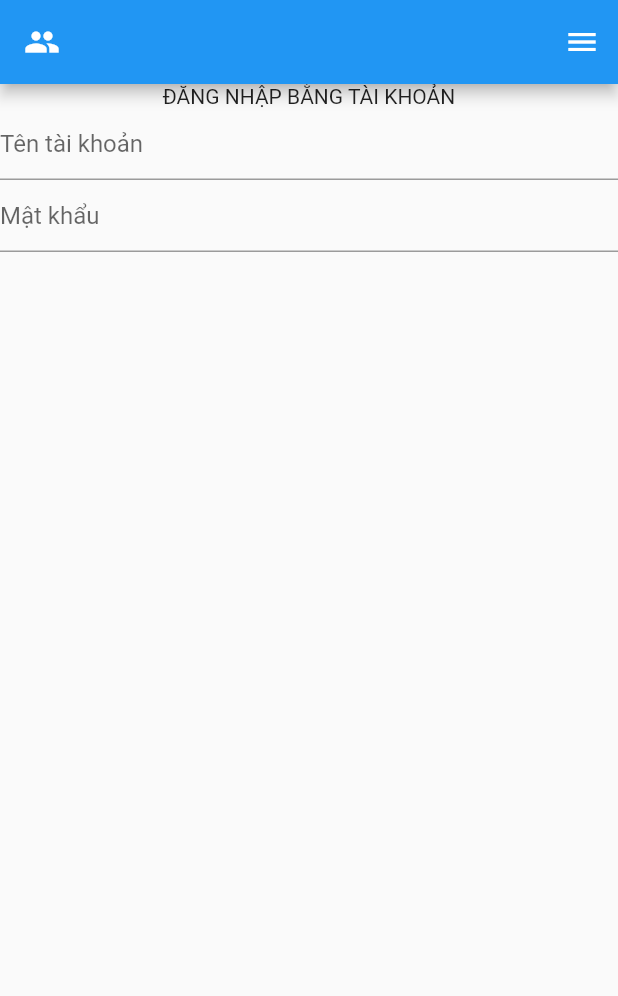
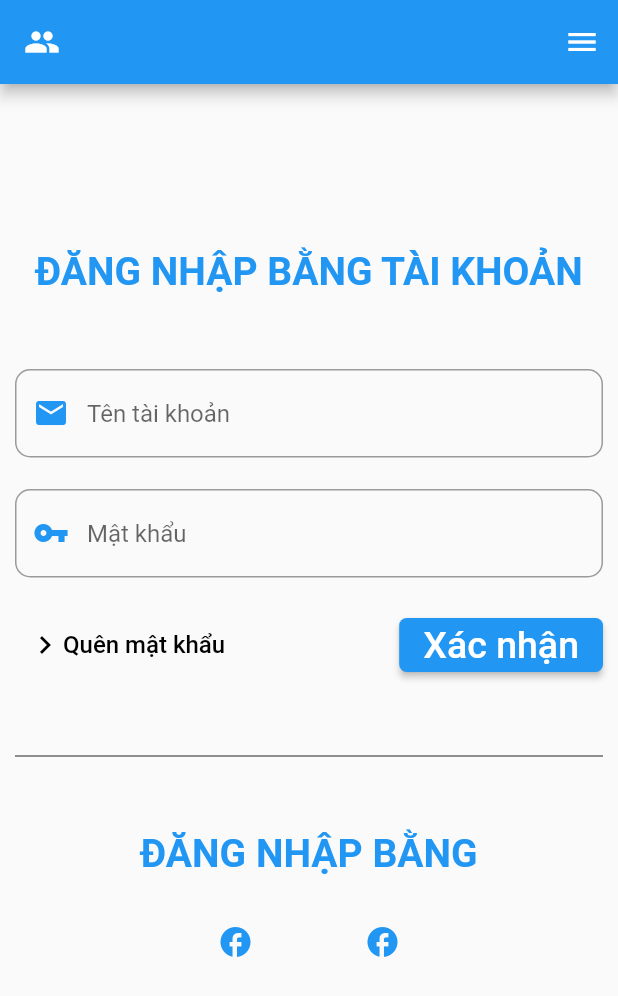
Before and after one commit to doducthien1403/login, a Flutter app: the screen it shows after launch, on a phone screen of 412 x 824 dp. Shown: the top 996 px of the screen. Run offline on Flutter 3.47's test engine with Material 2 defaults, Android fonts, the phone set to English and light mode, and no system bars.

Commit message:
update main_login

```diff
--- a/lib/main.dart
+++ b/lib/main.dart
@@ -29,21 +29,137 @@ class Login extends StatelessWidget {
         ),
         actions: <Widget>[
           IconButton(
-            onPressed: () {},
+            onPressed: () {
+              print("Click Menu");
+            },
             icon: const Icon(Icons.menu),
           ),
         ],
       ),
-      body: Column(
-        children: [
-          Text("ĐĂNG NHẬP BẰNG TÀI KHOẢN"),
-          TextField(
-            decoration: InputDecoration(hintText: "Tên tài khoản"),
-          ),
-          TextField(
-            decoration: InputDecoration(hintText: "Mật khẩu"),
-          ),
-        ],
+      body: Container(
+        padding: const EdgeInsets.all(10),
+        child: Column(
+          children: <Widget>[
+            const SizedBox(
+              height: 100,
+            ),
+            const SizedBox(
+              height: 80,
+              child: Text(
+                "ĐĂNG NHẬP BẰNG TÀI KHOẢN",
+                style: TextStyle(
+                    fontSize: 26,
+                    fontWeight: FontWeight.bold,
+                    color: Colors.blue),
+              ),
+            ),
+            const SizedBox(
+              height: 80,
+              child: TextField(
+                decoration: InputDecoration(
+                  prefixIcon: Icon(Icons.email, color: Colors.blue),
+                  hintText: "Tên tài khoản",
+                  border: OutlineInputBorder(
+                    borderRadius: BorderRadius.all(
+                      Radius.circular(10),
+                    ),
+                  ),
+                ),
+              ),
+            ),
+            const SizedBox(
+              height: 80,
+              child: TextField(
+                obscureText: true,
+                decoration: InputDecoration(
+                  prefixIcon: Icon(Icons.vpn_key, color: Colors.blue),
+                  hintText: "Mật khẩu",
+                  border: OutlineInputBorder(
+                    borderRadius: BorderRadius.all(
+                      Radius.circular(10),
+                    ),
+                  ),
+                ),
+              ),
+            ),
+            Row(
+              children: [
+                Expanded(
+                  child: TextButton(
+                    onPressed: () {
+                      print("Click button Quên mật khẩu");
+                    },
+                    child: Row(
+                      children: const <Widget>[
+                        Icon(
+                          Icons.keyboard_arrow_right,
+                          color: Colors.black,
+                        ),
+                        Text(
+                          "Quên mật khẩu",
+                          style: TextStyle(fontSize: 16, color: Colors.black),
+                        ),
+                      ],
+                    ),
+                  ),
+                ),
+                ElevatedButton(
+                  onPressed: () {
+                    print("Click button Xác nhận");
+                  },
+                  style: ElevatedButton.styleFrom(
+                    shape: RoundedRectangleBorder(
+                      borderRadius: BorderRadius.circular(5),
+                    ),
+                  ),
+                  child: const Text(
+                    "Xác nhận",
+                    style: TextStyle(
+                      fontSize: 25,
+                    ),
+                  ),
+                ),
+              ],
+            ),
+            const Divider(
+              height: 100,
+              color: Colors.black87,
+            ),
+            const SizedBox(
+              height: 50,
+              child: Text(
+                "ĐĂNG NHẬP BẰNG",
+                style: TextStyle(
+                  fontSize: 26,
+                  fontWeight: FontWeight.bold,
+                  color: Colors.blue,
+                ),
+              ),
+            ),
+            Row(
+              mainAxisAlignment: MainAxisAlignment.center,
+              children: [
+                IconButton(
+                  onPressed: () {},
+                  icon: const Icon(
+                    Icons.facebook,
+                    color: Colors.blue,
+                  ),
+                ),
+                Container(
+                  margin: const EdgeInsets.only(left: 50),
+                  child: IconButton(
+                    onPressed: () {},
+                    icon: const Icon(
+                      Icons.facebook,
+                      color: Colors.blue,
+                    ),
+                  ),
+                ),
+              ],
+            ),
+          ],
+        ),
       ),
     );
   }
```
